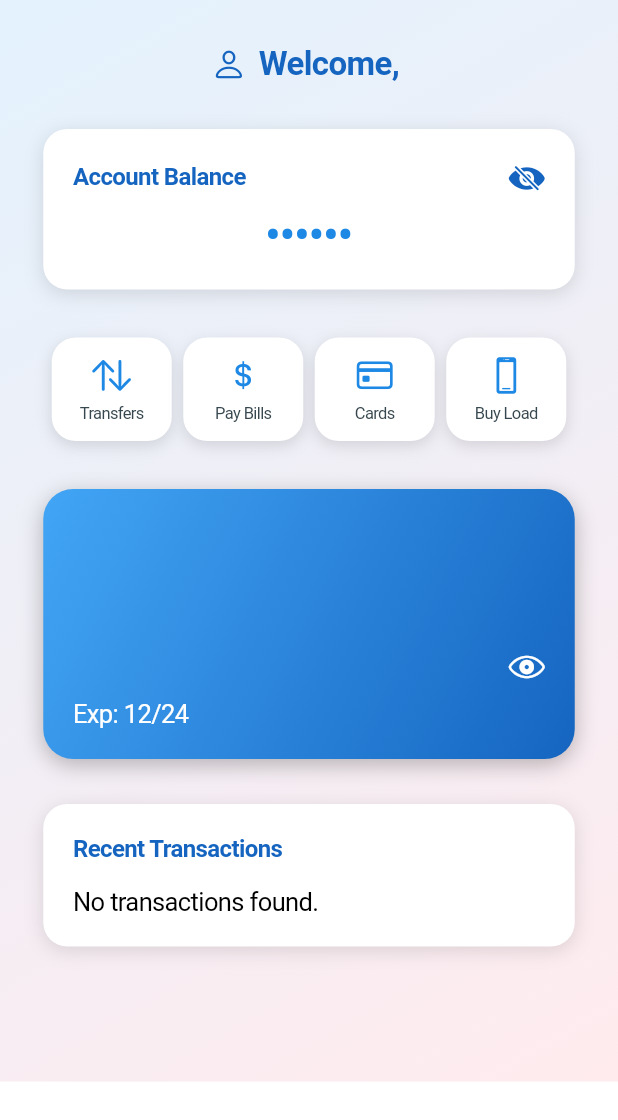
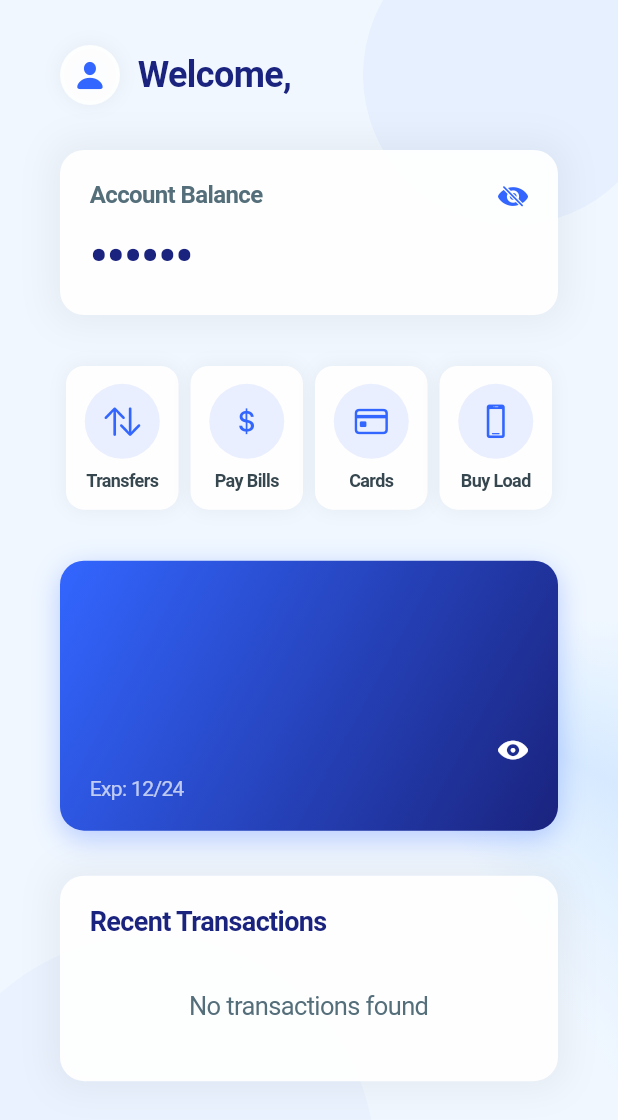
Before and after one commit to beyonce-ama/banking_app, a Flutter app: the HomeScreen screen opened directly with empty values, after a tap on an icon or button, on a phone screen of 412 x 824 dp. Shown: the top 1120 px of the screen. Run offline on Flutter 3.47's test engine with Material 3 defaults, Android fonts, the phone set to English and light mode, and no system bars; our stand-ins replace hive, hive_flutter; accounts and stored records are empty; network calls fail.

Commit message:
editted by jc

```diff
--- a/lib/home_screen.dart
+++ b/lib/home_screen.dart
@@ -20,34 +20,46 @@ class BankTransaction {
   final String date;
 
   BankTransaction({
-    required this.type, // 'title' is now 'type'
+    required this.type,
     required this.amount,
     required this.date,
   });
 
   factory BankTransaction.fromJson(Map<String, dynamic> json) {
     return BankTransaction(
-      type: json['Type'], // 'title' is now 'Type'
-      amount: double.tryParse(json['Amount'].toString()) ?? 0.0, // Amount field
-      date: json['Date'], // Date field
+      type: json['Type'],
+      amount: double.tryParse(json['Amount'].toString()) ?? 0.0,
+      date: json['Date'],
     );
   }
 }
 
-class _HomeScreenState extends State<HomeScreen> {
+class _HomeScreenState extends State<HomeScreen> with SingleTickerProviderStateMixin {
   late double _currentBalance;
-
   bool _showBalance = true;
   bool _showCardNumber = true;
   List<BankTransaction> _transactions = [];
   bool _isLoadingTransactions = true;
+  late AnimationController _controller;
+  late Animation<double> _animation;
 
   @override
   void initState() {
     super.initState();
+    _controller = AnimationController(
+      vsync: this,
+      duration: const Duration(seconds: 20),
+    )..repeat();
+    _animation = Tween<double>(begin: 0, end: 1).animate(_controller);
     fetchTransactions();
     _currentBalance = widget.user.balance;
     fetchBalance();
+  }
+
+  @override
+  void dispose() {
+    _controller.dispose();
+    super.dispose();
   }
 
   Future<void> fetchBalance() async {
@@ -57,22 +69,14 @@ Future<void> fetchBalance() async {
         body: {'accountId': widget.user.id.toString()},
       );
 
-    print("Balance API response: ${response.body}");
-
       if (response.statusCode == 200) {
         final data = jsonDecode(response.body);
         if (data['status'] == 'success') {
           final newBalance = double.tryParse(data['balance'].toString()) ?? 0.0;
-        print("Parsed balance: $newBalance");
-
           setState(() {
             _currentBalance = newBalance;
           });
-      } else {
-        print("Balance fetch failed: ${data['message']}");
         }
-    } else {
-      print("HTTP Error: ${response.statusCode}");
       }
     } catch (e) {
       print("Exception in fetchBalance: $e");
@@ -83,9 +87,7 @@ Future<void> fetchTransactions() async {
     try {
       final response = await http.post(
         Uri.parse('https://phpconfig.fun/atmapp/transaction.php'),
-      body: {
-        'accountId': widget.user.id.toString(), // Convert ID to string
-      },
+        body: {'accountId': widget.user.id.toString()},
       );
 
       if (response.statusCode == 200) {
@@ -97,103 +99,155 @@ Future<void> fetchTransactions() async {
             _transactions = data.map((t) => BankTransaction.fromJson(t)).toList();
             _isLoadingTransactions = false;
           });
-
         } else {
           setState(() {
             _isLoadingTransactions = false;
           });
-        // Handle the case when no transactions are found
-        print("Failed to fetch transactions: ${responseData['message']}");
         }
       } else {
         setState(() {
           _isLoadingTransactions = false;
         });
-      // Handle non-200 response
-      print("Failed to load transactions. Status code: ${response.statusCode}");
       }
     } catch (error) {
       setState(() {
         _isLoadingTransactions = false;
       });
-    // Handle network errors or other exceptions
-    print("Error occurred: $error");
     }
   }
 
   @override
   Widget build(BuildContext context) {
-    double screenWidth = MediaQuery.of(context).size.width;
-    double padding = screenWidth * 0.07;
+    final size = MediaQuery.of(context).size;
+    final isSmallScreen = size.width < 400;
+    final padding = isSmallScreen ? 24.0 : 40.0;
 
     String formatAccountNo(String accountNo) {
       return accountNo.replaceAllMapped(RegExp(r".{1,4}"), (match) => "${match.group(0)} ").trim();
     }
 
-    return SingleChildScrollView(
-      child: CupertinoPageScaffold(
-        child: Container(
-          width: double.infinity,
-          decoration: const BoxDecoration(
-            gradient: LinearGradient(
-              colors: [
-                Color(0xFFE3F2FD), // Light Blue
-                Color(0xFFFFEBEE), // Light Pink
+    return CupertinoPageScaffold(
+      child: Stack(
+        children: [
+          // Animated background matching welcome screen
+          AnimatedBuilder(
+            animation: _animation,
+            builder: (context, child) {
+              return Container(
+                decoration: BoxDecoration(
+                  gradient: SweepGradient(
+                    center: FractionalOffset.center,
+                    startAngle: 0.0,
+                    endAngle: _animation.value * 6.28319,
+                    colors: const [
+                      Color(0xFFF0F7FF),
+                      Color(0xFFE1F0FF),
+                      Color(0xFFD6E9FF),
+                      Color(0xFFE1F0FF),
+                      Color(0xFFF0F7FF),
                     ],
-              begin: Alignment.topLeft,
-              end: Alignment.bottomRight,
+                    stops: const [0.0, 0.3, 0.5, 0.7, 1.0],
                   ),
                 ),
-          child: SafeArea(
+              );
+            },
+          ),
+
+          // Floating bubbles
+          Positioned(
+            top: -50,
+            right: -30,
+            child: Container(
+              width: 200,
+              height: 200,
+              decoration: BoxDecoration(
+                shape: BoxShape.circle,
+                color: const Color(0xFF3366FF).withOpacity(0.05),
+              ),
+            ),),
+          Positioned(
+            bottom: -100,
+            left: -50,
+            child: Container(
+              width: 300,
+              height: 300,
+              decoration: BoxDecoration(
+                shape: BoxShape.circle,
+                color: const Color(0xFF3366FF).withOpacity(0.03),
+              ),
+            ), ),
+
+          // Content
+          SafeArea(
             child: SingleChildScrollView(
               child: Padding(
                 padding: EdgeInsets.symmetric(horizontal: padding),
                 child: Column(
-                  crossAxisAlignment: CrossAxisAlignment.center,
+                  crossAxisAlignment: CrossAxisAlignment.start,
                   children: [
                     const SizedBox(height: 30),
+
+                    // App header with welcome message
                     Row(
-                      mainAxisAlignment: MainAxisAlignment.center,
-                      children:  [
-                        Icon(CupertinoIcons.person, color: Color(0xFF1565C0)),
-                        SizedBox(width: 8),
+                      children: [
+                        Container(
+                          padding: const EdgeInsets.all(8),
+                          decoration: BoxDecoration(
+                            color: Colors.white.withOpacity(0.9),
+                            shape: BoxShape.circle,
+                            boxShadow: [
+                              BoxShadow(
+                                color: Colors.black.withOpacity(0.05),
+                                blurRadius: 10,
+                              ),
+                            ],
+                          ),
+                          child: Icon(
+                            CupertinoIcons.person_fill,
+                            color: const Color(0xFF3366FF),
+                            size: 24,
+                          ),
+                        ),
+                        const SizedBox(width: 12),
                         Text(
                           "Welcome, ${widget.user.name}",
                           style: TextStyle(
-                            fontSize: 22,
-                            fontWeight: FontWeight.w600,
-                            color: Color(0xFF1565C0),
+                            fontSize: isSmallScreen ? 20 : 24,
+                            fontWeight: FontWeight.w700,
+                            color: const Color(0xFF1A237E),
                           ),
                         ),
                       ],
                     ),
+
                     const SizedBox(height: 30),
 
-                    // Account Balance
+                    // Balance card
                     Container(
                       width: double.infinity,
                       padding: const EdgeInsets.all(20),
                       decoration: BoxDecoration(
-                        color: Colors.white,
+                        color: Colors.white.withOpacity(0.95),
                         borderRadius: BorderRadius.circular(16),
-                        boxShadow: const [
+                        boxShadow: [
                           BoxShadow(
-                            color: Colors.black12,
-                            blurRadius: 10,
-                            offset: Offset(0, 3),
+                            color: Colors.black.withOpacity(0.05),
+                            blurRadius: 20,
+                            spreadRadius: 5,
                           ),
                         ],
                       ),
                       child: Column(
+                        crossAxisAlignment: CrossAxisAlignment.start,
                         children: [
                           Row(
                             children: [
-                              const Text(
+                              Text(
                                 "Account Balance",
                                 style: TextStyle(
                                   fontSize: 16,
                                   fontWeight: FontWeight.w600,
-                                  color: Color(0xFF1565C0),
+                                  color: const Color(0xFF546E7A),
                                 ),
                               ),
                               const Spacer(),
@@ -207,20 +261,21 @@ Future<void> fetchTransactions() async {
                                   _showBalance
                                       ? CupertinoIcons.eye_fill
                                       : CupertinoIcons.eye_slash_fill,
-                                  color: Color(0xFF1565C0),
+                                  color: const Color(0xFF3366FF),
+                                  size: 20,
                                 ),
                               ),
                             ],
                           ),
-                          const SizedBox(height: 10),
+                          const SizedBox(height: 12),
                           Text(
                             _showBalance
-                              ? _currentBalance.toStringAsFixed(2)
+                                ? "₱${_currentBalance.toStringAsFixed(2)}"
                                 : "••••••",
-                            style: const TextStyle(
-                              fontSize: 28,
-                              fontWeight: FontWeight.bold,
-                              color: Color(0xFF1E88E5),
+                            style: TextStyle(
+                              fontSize: isSmallScreen ? 28 : 32,
+                              fontWeight: FontWeight.w800,
+                              color: const Color(0xFF1A237E),
                             ),
                           ),
                         ],
@@ -229,8 +284,12 @@ Future<void> fetchTransactions() async {
 
                     const SizedBox(height: 30),
 
-                  Row(
-                    mainAxisAlignment: MainAxisAlignment.spaceEvenly,
+                    // Quick actions grid
+                    GridView.count(
+                      shrinkWrap: true,
+                      physics: const NeverScrollableScrollPhysics(),
+                      crossAxisCount: 4,
+                      childAspectRatio: 0.8,
                       children: [
                         FeatureCard(
                           icon: CupertinoIcons.arrow_up_arrow_down,
@@ -240,7 +299,7 @@ Future<void> fetchTransactions() async {
                         FeatureCard(
                           icon: CupertinoIcons.money_dollar,
                           label: "Pay Bills",
-                        onTap: () =>widget.onFeatureTap.call(2),
+                          onTap: () => widget.onFeatureTap.call(2),
                         ),
                         FeatureCard(
                           icon: CupertinoIcons.creditcard,
@@ -254,25 +313,26 @@ Future<void> fetchTransactions() async {
                         ),
                       ],
                     ),
+
                     const SizedBox(height: 30),
 
-                    // Card Design Section
+                    // Bank card design
                     Container(
                       width: double.infinity,
                       height: 180,
                       padding: const EdgeInsets.all(20),
                       decoration: BoxDecoration(
                         gradient: const LinearGradient(
-                          colors: [Color(0xFF42A5F5), Color(0xFF1565C0)],
+                          colors: [Color(0xFF3366FF), Color(0xFF1A237E)],
                           begin: Alignment.topLeft,
                           end: Alignment.bottomRight,
                         ),
-                        borderRadius: BorderRadius.circular(20),
-                        boxShadow: const [
+                        borderRadius: BorderRadius.circular(16),
+                        boxShadow: [
                           BoxShadow(
-                            color: Colors.black26,
-                            blurRadius: 12,
-                            offset: Offset(0, 4),
+                            color: const Color(0xFF3366FF).withOpacity(0.3),
+                            blurRadius: 15,
+                            offset: const Offset(0, 5),
                           ),
                         ],
                       ),
@@ -281,9 +341,10 @@ Future<void> fetchTransactions() async {
                         children: [
                           Text(
                             widget.user.bankName,
-                            style: TextStyle(
+                            style: const TextStyle(
                               color: Colors.white,
-                              fontSize: 40,
+                              fontSize: 24,
+                              fontWeight: FontWeight.w700,
                             ),
                           ),
                           const Spacer(),
@@ -292,7 +353,7 @@ Future<void> fetchTransactions() async {
                               Text(
                                 _showCardNumber
                                     ? formatAccountNo(widget.user.accountNo)
-                                  : "**** **** ****",
+                                    : "•••• •••• ••••",
                                 style: const TextStyle(
                                   color: Colors.white,
                                   fontSize: 18,
@@ -307,16 +368,20 @@ Future<void> fetchTransactions() async {
                                   });
                                 },
                                 child: const Icon(
-                                  CupertinoIcons.eye,
+                                  CupertinoIcons.eye_fill,
                                   color: Colors.white,
+                                  size: 20,
                                 ),
                               ),
                             ],
                           ),
-                          const SizedBox(height: 10),
+                          const SizedBox(height: 8),
                           const Text(
                             "Exp: 12/24",
-                            style: TextStyle(color: Colors.white),
+                            style: TextStyle(
+                              color: Colors.white70,
+                              fontSize: 14,
+                            ),
                           ),
                         ],
                       ),
@@ -324,59 +389,72 @@ Future<void> fetchTransactions() async {
 
                     const SizedBox(height: 30),
 
-                    // Transaction Tile (for loop use later)
+                    // Transactions section
                     Container(
                       width: double.infinity,
                       padding: const EdgeInsets.all(20),
                       decoration: BoxDecoration(
-                        color: Colors.white,
+                        color: Colors.white.withOpacity(0.95),
                         borderRadius: BorderRadius.circular(16),
-                        boxShadow: const [
+                        boxShadow: [
                           BoxShadow(
-                            color: Colors.black12,
-                            blurRadius: 10,
-                            offset: Offset(0, 3),
+                            color: Colors.black.withOpacity(0.05),
+                            blurRadius: 20,
+                            spreadRadius: 5,
                           ),
                         ],
                       ),
                       child: Column(
                         crossAxisAlignment: CrossAxisAlignment.start,
                         children: [
-                          const Text(
+                          Text(
                             "Recent Transactions",
                             style: TextStyle(
-                              fontSize: 16,
-                              fontWeight: FontWeight.w600,
-                              color: Color(0xFF1565C0),
+                              fontSize: 18,
+                              fontWeight: FontWeight.w700,
+                              color: const Color(0xFF1A237E),
                             ),
                           ),
                           const SizedBox(height: 16),
                           if (_isLoadingTransactions)
-                            const Center(child: CupertinoActivityIndicator())
+                            const Center(
+                              child: CupertinoActivityIndicator(
+                                radius: 14,
+                                color: Color(0xFF3366FF),
+                              ),
+                            )
                           else if (_transactions.isEmpty)
-                            const Text("No transactions found.")
+                            Padding(
+                              padding: const EdgeInsets.symmetric(vertical: 20),
+                              child: Center(
+                                child: Text(
+                                  "No transactions found",
+                                  style: TextStyle(
+                                    color: const Color(0xFF546E7A),
+                                  ),
+                                ),
+                              ),
+                            )
                           else
                             ..._transactions.map((tx) => Padding(
-                            padding: const EdgeInsets.only(bottom: 10),
+                              padding: const EdgeInsets.only(bottom: 16),
                               child: TransactionTile(
                                 type: tx.type,
                                 amount: tx.amount,
                                 date: tx.date,
                               ),
                             )),
-
                         ],
                       ),
                     ),
-                    const SizedBox(height: 30),
 
-                    const SizedBox(height: 60),
+                    const SizedBox(height: 40),
                   ],
                 ),
               ),
             ),
           ),
-        ),
+        ],
       ),
     );
   }
@@ -396,41 +474,52 @@ class FeatureCard extends StatelessWidget {
 
   @override
   Widget build(BuildContext context) {
-    return Padding(
-      padding: const EdgeInsets.all(2.0),
-      child: GestureDetector(
+    return GestureDetector(
       onTap: onTap,
       child: Container(
-          width: 80,
-          padding: const EdgeInsets.all(12),
+        margin: const EdgeInsets.all(4),
         decoration: BoxDecoration(
-            color: Colors.white,
-            borderRadius: BorderRadius.circular(16),
-            boxShadow: const [
+          color: Colors.white.withOpacity(0.95),
+          borderRadius: BorderRadius.circular(12),
+          boxShadow: [
             BoxShadow(
-                color: Colors.black12,
-                blurRadius: 8,
-                offset: Offset(0, 3),
+              color: Colors.black.withOpacity(0.05),
+              blurRadius: 10,
             ),
           ],
         ),
         child: Column(
+          mainAxisAlignment: MainAxisAlignment.center,
           children: [
-              Icon(icon, size: 26, color: Color(0xFF1E88E5)),
-              const SizedBox(height: 6),
+            Container(
+              width: 50,
+              height: 50,
+              decoration: BoxDecoration(
+                color: const Color(0xFF3366FF).withOpacity(0.1),
+                shape: BoxShape.circle,
+              ),
+              child: Icon(
+                icon,
+                size: 24,
+                color: const Color(0xFF3366FF),
+              ),
+            ),
+            const SizedBox(height: 8),
             Text(
               label,
-                style: const TextStyle(fontSize: 11, color: Color(0xFF37474F)),
+              style: const TextStyle(
+                fontSize: 12,
+                fontWeight: FontWeight.w600,
+                color: Color(0xFF37474F),
+              ),
               textAlign: TextAlign.center,
             ),
           ],
         ),
       ),
-      ),
     );
   }
 }
-
 
 class TransactionTile extends StatelessWidget {
   final String type;
@@ -443,18 +532,28 @@ class TransactionTile extends StatelessWidget {
     required this.amount,
     required this.date,
   });
+
   @override
   Widget build(BuildContext context) {
-
     final isIncome = type.toLowerCase().contains("deposit") ||
                      type.toLowerCase().contains("from");
 
-  String formattedAmount =
-      "${isIncome ? "+" : "-"} ₱${amount.toStringAsFixed(2)}";
+    String formattedAmount = "${isIncome ? "+" : "-"} ₱${amount.toStringAsFixed(2)}";
 
     return Row(
       children: [
-      const Icon(CupertinoIcons.time, size: 22, color: Color(0xFF1E88E5)),
+        Container(
+          padding: const EdgeInsets.all(8),
+          decoration: BoxDecoration(
+            color: const Color(0xFF3366FF).withOpacity(0.1),
+            shape: BoxShape.circle,
+          ),
+          child: Icon(
+            isIncome ? CupertinoIcons.arrow_down : CupertinoIcons.arrow_up,
+            size: 18,
+            color: const Color(0xFF3366FF),
+          ),
+        ),
         const SizedBox(width: 12),
         Expanded(
           child: Column(
@@ -471,7 +570,7 @@ Widget build(BuildContext context) {
                 date,
                 style: const TextStyle(
                   fontSize: 12,
-                color: Colors.grey,
+                  color: Color(0xFF90A4AE),
                 ),
               ),
             ],
@@ -488,5 +587,4 @@ Widget build(BuildContext context) {
       ],
     );
   }
-
 }
```
Lines whose indentation alone changed are shown as unchanged.
